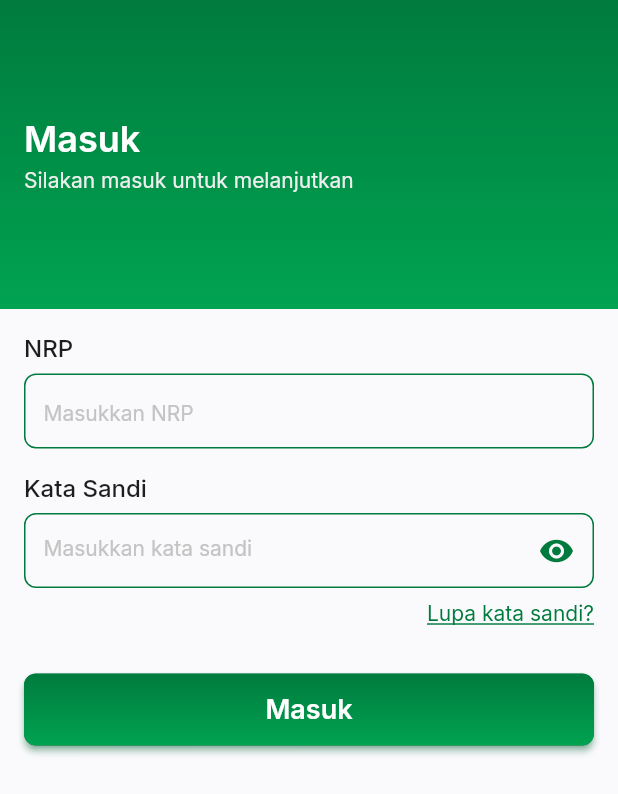
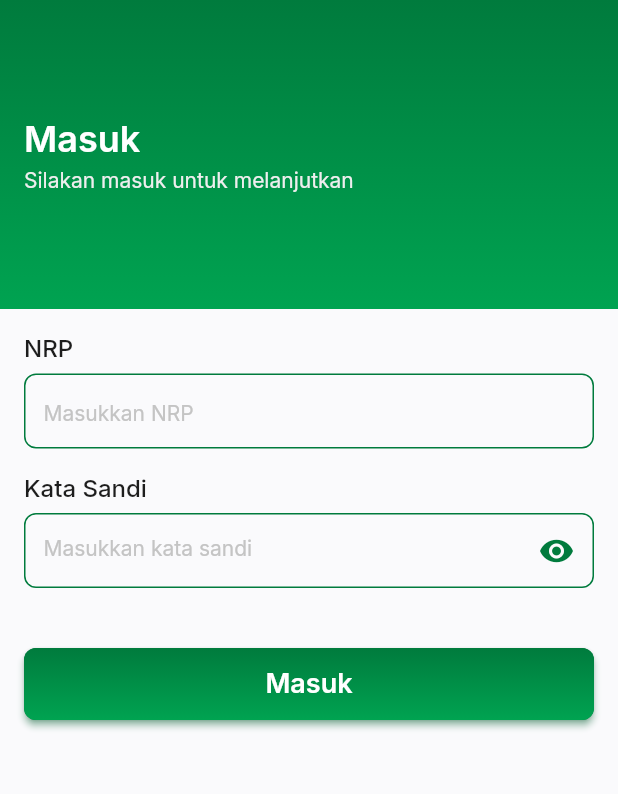
Before and after one commit to RidhaAF/prm_hmtif_unpas, a Flutter app: the screen it shows after launch, after a tap on "Mulai", on a phone screen of 412 x 824 dp. Shown: the top 794 px of the screen. Run offline on Flutter 3.47's test engine with Material 2 defaults, Android fonts, the phone set to English and light mode, and no system bars; our stand-ins replace flutter_countdown_timer, google_fonts, lottie, package_info_plus, percent_indicator, pull_to_refresh and 1 more; missing offline and left inert: mailto, onesignal_flutter; accounts and stored records are empty; network calls fail.

```diff
--- a/lib/main.dart
+++ b/lib/main.dart
@@ -16,7 +16,6 @@ import 'package:prm_hmtif_unpas/pages/auth/sign_in_page.dart';
 import 'package:prm_hmtif_unpas/pages/home/main_page.dart';
 import 'package:prm_hmtif_unpas/pages/home/profile_page.dart';
 import 'package:prm_hmtif_unpas/pages/home/quick_count_page.dart';
-import 'package:prm_hmtif_unpas/pages/auth/reset_password_page.dart';
 import 'package:prm_hmtif_unpas/pages/onboarding_page.dart';
 import 'package:prm_hmtif_unpas/pages/splash_page.dart';
 import 'package:prm_hmtif_unpas/pages/home/vote_page.dart';
@@ -89,7 +88,6 @@ class _MyAppState extends State<MyApp> {
               '/': (context) => SplashPage(),
               '/onboarding': (context) => OnboardingPage(),
               '/login': (context) => SignInPage(),
-              '/reset-password': (context) => ResetPasswordPage(),
               '/main': (context) => MainPage(),
               '/home': (context) => HomePage(),
               '/vote': (context) => VotePage(),
--- a/lib/pages/auth/sign_in_page.dart
+++ b/lib/pages/auth/sign_in_page.dart
@@ -182,29 +182,6 @@ class _SignInPageState extends State<SignInPage> {
       );
     }
 
-    Widget forgotPassword() {
-      return Row(
-        mainAxisAlignment: MainAxisAlignment.end,
-        children: [
-          GestureDetector(
-            onTap: () {
-              Navigator.pushNamed(
-                context,
-                '/reset-password',
-              );
-            },
-            child: Text(
-              "Lupa kata sandi?",
-              style: GoogleFonts.inter(
-                color: primaryColor,
-                decoration: TextDecoration.underline,
-              ),
-            ),
-          ),
-        ],
-      );
-    }
-
     Widget loginButton() {
       return Container(
         margin: EdgeInsets.only(bottom: defaultMargin),
@@ -253,7 +230,6 @@ class _SignInPageState extends State<SignInPage> {
           children: [
             inputNRP(),
             inputPassword(),
-            forgotPassword(),
             SizedBox(height: 32),
             loginButton(),
           ],
```
